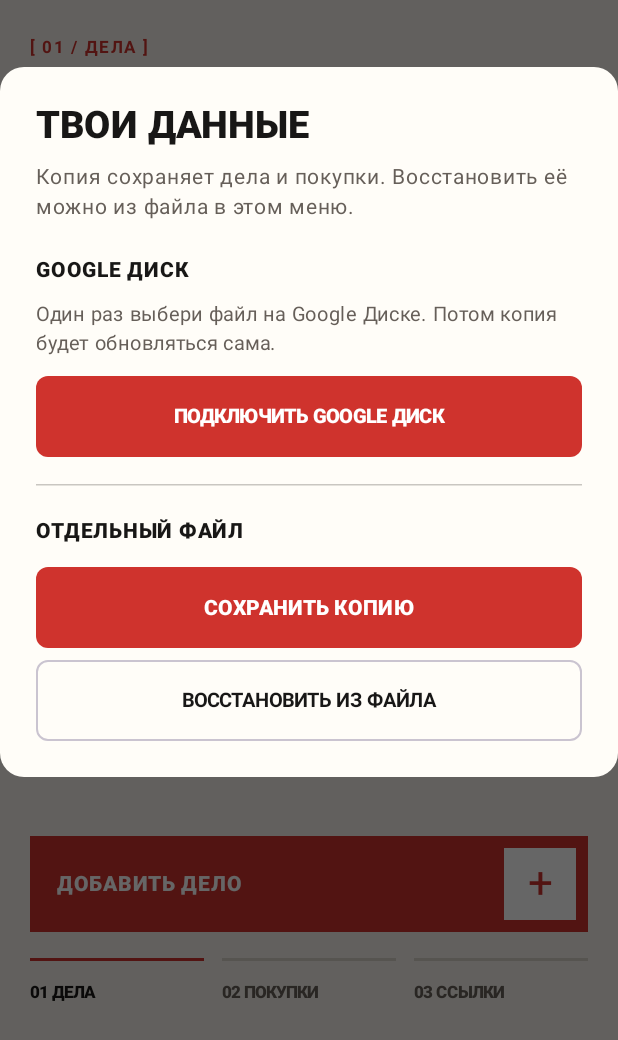
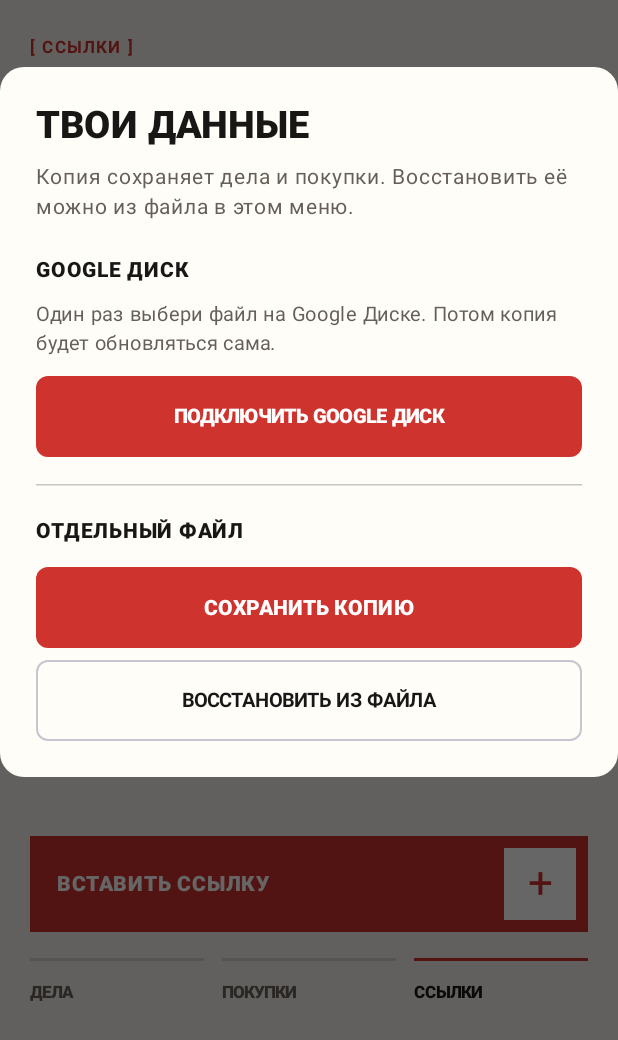
Before and after one commit to cveloy102/reminder, an Android app built with Jetpack Compose: the screen it shows after launch (MainActivity), after a tap on "ДАННЫЕ", on a phone screen of 412 x 824 dp, the part 196-1236 px from its top. Run offline under Robolectric (Android 15) with nearby library versions, the phone set to English and light mode, and no system bars; pictures from the network do not load; 3 other taps on this screen came first.

Commit message:
Use red KA icon and simplify Terminal navigation

```diff
--- a/app/build.gradle.kts
+++ b/app/build.gradle.kts
@@ -13,8 +13,8 @@ android {
         applicationId = "com.svalka.reminder"
         minSdk = 24
         targetSdk = 37
-        versionCode = 4
-        versionName = "1.6"
+        versionCode = 5
+        versionName = "1.7"
 
         testInstrumentationRunner = "androidx.test.runner.AndroidJUnitRunner"
     }
--- a/app/src/main/AndroidManifest.xml
+++ b/app/src/main/AndroidManifest.xml
@@ -10,9 +10,9 @@
         android:allowBackup="true"
         android:dataExtractionRules="@xml/data_extraction_rules"
         android:fullBackupContent="@xml/backup_rules"
-        android:icon="@mipmap/svalka_launcher"
+        android:icon="@mipmap/icon_red_ka"
         android:label="@string/app_name"
-        android:roundIcon="@mipmap/svalka_launcher_round"
+        android:roundIcon="@mipmap/icon_red_ka"
         android:supportsRtl="true"
         android:theme="@style/Theme.Svalka">
         <activity
--- a/app/src/main/java/com/svalka/reminder/SvalkaScreen.kt
+++ b/app/src/main/java/com/svalka/reminder/SvalkaScreen.kt
@@ -291,7 +291,7 @@ fun SvalkaScreen(
                         fontWeight = FontWeight.Black)
                 }
                 Spacer(Modifier.height(20.dp).fillMaxWidth().testTag("emptyTapArea"))
-                Text("[ ${when (section) { TaskList.TASKS -> "01 / ДЕЛА"; TaskList.SHOPPING -> "02 / ПОКУПКИ"; TaskList.LINKS -> "03 / ССЫЛКИ" }} ]",
+                Text("[ ${when (section) { TaskList.TASKS -> if (visualStyle == VisualStyle.TERMINAL) "ДЕЛА" else "01 / ДЕЛА"; TaskList.SHOPPING -> if (visualStyle == VisualStyle.TERMINAL) "ПОКУПКИ" else "02 / ПОКУПКИ"; TaskList.LINKS -> if (visualStyle == VisualStyle.TERMINAL) "ССЫЛКИ" else "03 / ССЫЛКИ" }} ]",
                     color = palette.accent, fontSize = 11.sp, letterSpacing = 1.5.sp,
                     fontWeight = FontWeight.Bold)
                 Spacer(Modifier.height(12.dp))
@@ -331,9 +331,9 @@ fun SvalkaScreen(
             Row(modifier = Modifier.fillMaxWidth(), verticalAlignment = Alignment.CenterVertically) {
                 Text(
                     if (trash) "УДАЛЁННЫЕ" else when (section) {
-                        TaskList.TASKS -> if (visualStyle == VisualStyle.LEGACY) "СПИСОК / 001" else "СПИСОК / 01"
-                        TaskList.SHOPPING -> if (visualStyle == VisualStyle.LEGACY) "СПИСОК / 002" else "СПИСОК / 02"
-                        TaskList.LINKS -> if (visualStyle == VisualStyle.LEGACY) "СПИСОК / 003" else "СПИСОК / 03"
+                        TaskList.TASKS -> if (visualStyle == VisualStyle.LEGACY) "СПИСОК / 001" else if (visualStyle == VisualStyle.TERMINAL) "СПИСОК" else "СПИСОК / 01"
+                        TaskList.SHOPPING -> if (visualStyle == VisualStyle.LEGACY) "СПИСОК / 002" else if (visualStyle == VisualStyle.TERMINAL) "СПИСОК" else "СПИСОК / 02"
+                        TaskList.LINKS -> if (visualStyle == VisualStyle.LEGACY) "СПИСОК / 003" else if (visualStyle == VisualStyle.TERMINAL) "СПИСОК" else "СПИСОК / 03"
                     },
                     modifier = Modifier.weight(1f), color = palette.secondary,
                     fontSize = 11.sp, fontWeight = FontWeight.Bold,
@@ -1048,7 +1048,7 @@ private fun SvalkaTabs(section: TaskList, style: VisualStyle, onSelect: (TaskLis
                     if (style == VisualStyle.TERMINAL) Box(Modifier.fillMaxWidth().height(2.dp)
                         .background(if (section == list) palette.accent else palette.divider))
                     Spacer(Modifier.height(if (style == VisualStyle.TERMINAL) 9.dp else 4.dp))
-                    Text(if (style == VisualStyle.LEGACY) label else "0${index + 1} $label",
+                    Text(if (style != VisualStyle.SIGNAL) label else "0${index + 1} $label",
                         color = if (section == list) palette.foreground else palette.secondary,
                         fontSize = if (style == VisualStyle.LEGACY) 12.sp else 11.sp,
                         maxLines = 1, fontWeight = FontWeight.Black,
--- /dev/null
+++ b/app/src/main/res/drawable/icon_red_ka_inset.xml
@@ -0,0 +1,4 @@
+<?xml version="1.0" encoding="utf-8"?>
+<inset xmlns:android="http://schemas.android.com/apk/res/android"
+    android:drawable="@drawable/icon_red_ka"
+    android:inset="18dp" />
--- /dev/null
+++ b/app/src/main/res/mipmap-anydpi-v26/icon_red_ka.xml
@@ -0,0 +1,5 @@
+<?xml version="1.0" encoding="utf-8"?>
+<adaptive-icon xmlns:android="http://schemas.android.com/apk/res/android">
+    <background android:drawable="@color/icon_dark_background" />
+    <foreground android:drawable="@drawable/icon_red_ka_inset" />
+</adaptive-icon>
--- /dev/null
+++ b/app/src/main/res/values/icon_colors.xml
@@ -0,0 +1,4 @@
+<?xml version="1.0" encoding="utf-8"?>
+<resources>
+    <color name="icon_dark_background">#080808</color>
+</resources>
```
Also changed, not shown: app/src/main/res/drawable-nodpi/icon_red_ka.png (added), app/src/main/res/mipmap-nodpi/icon_red_ka.png (added).
